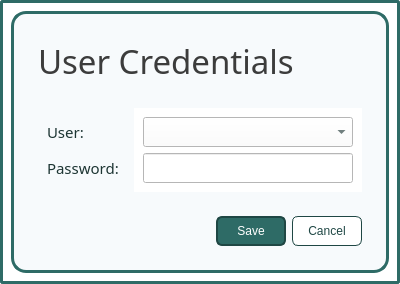
Before: the Qt Designer form ui/popup_useraccessform.ui in karlito20/AdoraFlowProject, drawn with Qt 5.
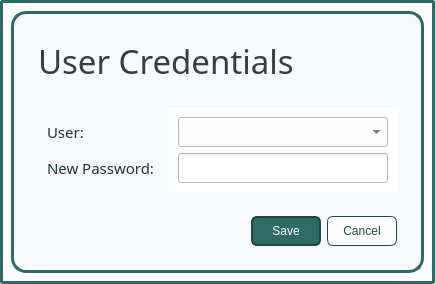
After: the same form once the commit is applied.

The edit to the form file:
```diff
--- a/ui/popup_useraccessform.ui
+++ b/ui/popup_useraccessform.ui
@@ -9,7 +9,7 @@
    <rect>
     <x>0</x>
     <y>0</y>
-    <width>374</width>
+    <width>393</width>
     <height>242</height>
    </rect>
   </property>
@@ -129,7 +129,7 @@
                <string notr="true">color: #1D3533;</string>
               </property>
               <property name="text">
-               <string>Password:</string>
+               <string>New Password:</string>
               </property>
              </widget>
             </item>
```
